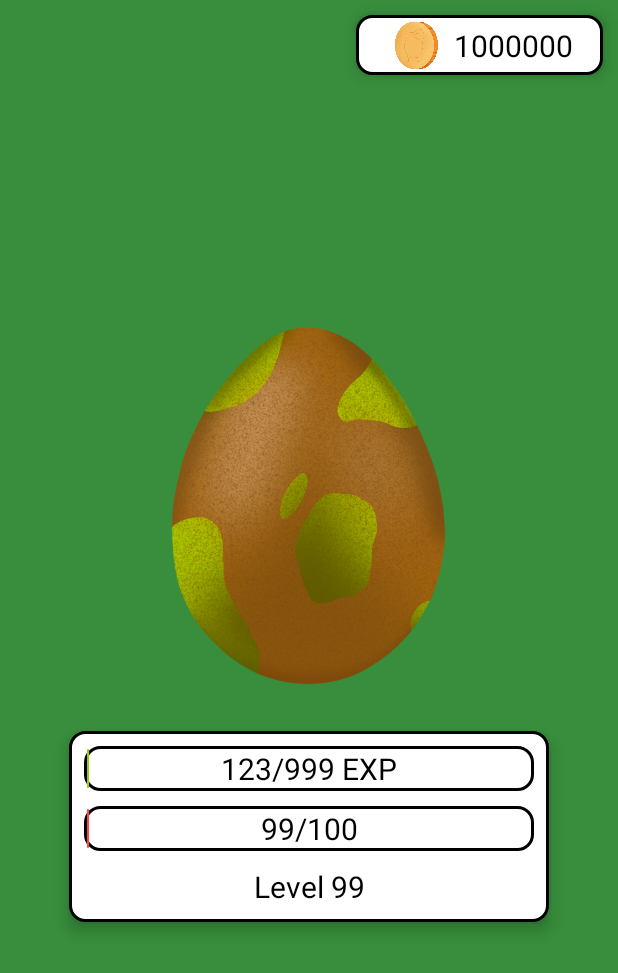
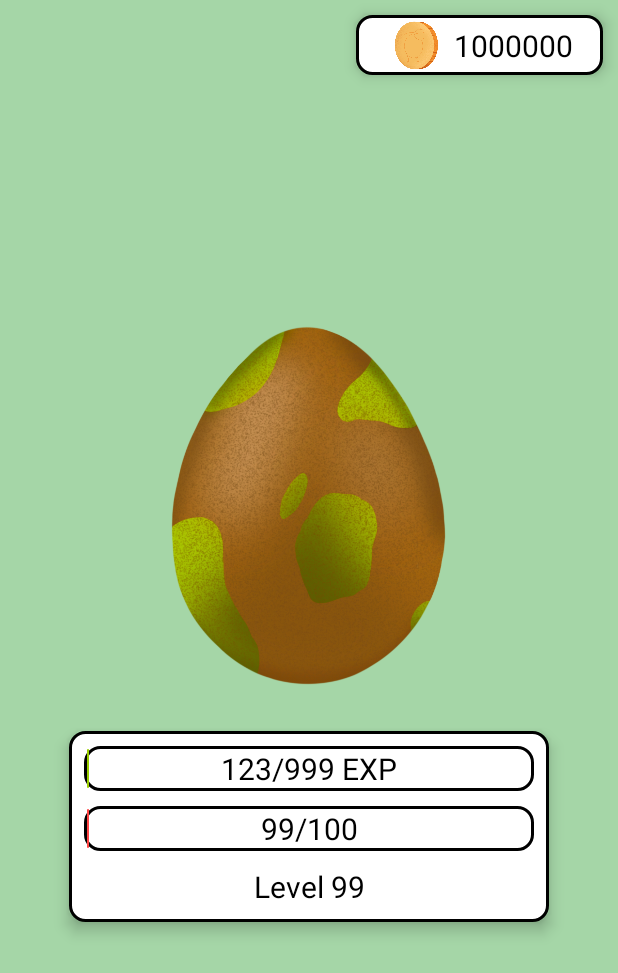
Before and after one commit to Matensz/green-kiwi, an Android app: the layout fragment_home.xml on its own in the app's theme, with its tools: preview values and no code run, on a phone screen of 412 x 824 dp. Shown: the top 973 px of the screen. Run offline under Robolectric (Android 15) with nearby library versions, the phone set to English and light mode, and no system bars.

Commit message:
applied new style to home view, reformatted xml and added content description to image views

```diff
--- a/app/src/main/res/layout/fragment_home.xml
+++ b/app/src/main/res/layout/fragment_home.xml
@@ -4,7 +4,9 @@
     xmlns:tools="http://schemas.android.com/tools">
 
     <data>
+
         <import type="android.view.View" />
+
         <variable
             name="homeViewModel"
             type="com.szte.wmm.greenkiwi.ui.home.HomeViewModel" />
@@ -14,7 +16,7 @@
         android:id="@+id/home_parent_layout"
         android:layout_width="match_parent"
         android:layout_height="match_parent"
-        android:background="@color/secondaryColor"
+        android:background="@color/primaryColor"
         tools:context=".ui.home.HomeFragment">
 
         <androidx.constraintlayout.widget.ConstraintLayout
@@ -23,23 +25,24 @@
             android:layout_height="40dp"
             android:layout_marginTop="10dp"
             android:layout_marginEnd="10dp"
+            android:background="@drawable/sticker_background"
+            android:elevation="6dp"
             android:paddingStart="10dp"
             android:paddingEnd="10dp"
-            android:background="@drawable/sticker_background"
-            app:layout_constraintTop_toTopOf="parent"
             app:layout_constraintEnd_toEndOf="parent"
-            android:elevation="6dp">
+            app:layout_constraintTop_toTopOf="parent">
 
             <ImageView
                 android:id="@+id/gold_image"
                 android:layout_width="55dp"
                 android:layout_height="55dp"
                 android:background="@android:color/transparent"
+                android:contentDescription="@string/home_view_gold_description"
+                android:scaleType="centerInside"
                 android:src="@drawable/gold_image"
-                android:scaleType="centerInside"
-                app:layout_constraintTop_toTopOf="parent"
                 app:layout_constraintBottom_toBottomOf="parent"
                 app:layout_constraintEnd_toStartOf="@id/player_gold_text"
+                app:layout_constraintTop_toTopOf="parent"
                 tools:src="@drawable/gold_image" />
 
             <TextView
@@ -48,10 +51,11 @@
                 android:layout_height="wrap_content"
                 android:layout_margin="10dp"
                 android:textAlignment="center"
+                android:textColor="@color/textColorOnStickerBackground"
                 android:textSize="20sp"
+                app:layout_constraintBottom_toBottomOf="parent"
+                app:layout_constraintEnd_toEndOf="parent"
                 app:layout_constraintTop_toTopOf="parent"
-                app:layout_constraintEnd_toEndOf="parent"
-                app:layout_constraintBottom_toBottomOf="parent"
                 tools:text="1000000" />
 
         </androidx.constraintlayout.widget.ConstraintLayout>
@@ -64,8 +68,8 @@
             android:textAlignment="center"
             android:textSize="20sp"
             android:visibility="invisible"
+            app:layout_constraintEnd_toEndOf="parent"
             app:layout_constraintStart_toStartOf="parent"
-            app:layout_constraintEnd_toEndOf="parent"
             app:layout_constraintTop_toTopOf="parent"
             tools:text="Your kiwi, Momo loves you!" />
 
@@ -74,27 +78,26 @@
             android:layout_width="wrap_content"
             android:layout_height="wrap_content"
             android:layout_marginTop="80dp"
+            android:autofillHints="textPersonName"
             android:ems="10"
-            android:autofillHints="textPersonName"
             android:hint="@string/pet_nickname_hint"
             android:inputType="textPersonName"
             android:textAlignment="center"
             android:textSize="20sp"
             android:visibility="gone"
+            app:layout_constraintEnd_toEndOf="parent"
             app:layout_constraintStart_toStartOf="parent"
-            app:layout_constraintEnd_toEndOf="parent"
             app:layout_constraintTop_toTopOf="parent" />
 
         <Button
             android:id="@+id/pet_nickname_button"
-            style="@style/Widget.AppCompat.Button.Colored"
             android:layout_width="wrap_content"
             android:layout_height="wrap_content"
             android:layout_gravity="center_horizontal"
             android:text="@string/pet_nickname_button_text"
             android:visibility="gone"
+            app:layout_constraintEnd_toEndOf="parent"
             app:layout_constraintStart_toStartOf="parent"
-            app:layout_constraintEnd_toEndOf="parent"
             app:layout_constraintTop_toBottomOf="@id/pet_nickname_edit" />
 
         <ImageView
@@ -103,22 +106,23 @@
             android:layout_height="300dp"
             android:layout_marginTop="80dp"
             android:background="@android:color/transparent"
+            android:contentDescription="@string/home_view_pet_description"
             android:src="@drawable/egg"
-            app:layout_constraintTop_toBottomOf="@id/pet_nickname_text"
             app:layout_constraintEnd_toEndOf="parent"
             app:layout_constraintStart_toStartOf="parent"
+            app:layout_constraintTop_toBottomOf="@id/pet_nickname_text"
             tools:src="@drawable/egg" />
 
         <androidx.constraintlayout.widget.ConstraintLayout
             android:id="@+id/stat_layout"
             android:layout_width="wrap_content"
             android:layout_height="wrap_content"
+            android:background="@drawable/sticker_background"
+            android:elevation="6dp"
             android:padding="10dp"
-            app:layout_constraintTop_toBottomOf="@id/pet_image"
+            app:layout_constraintEnd_toEndOf="parent"
             app:layout_constraintStart_toStartOf="parent"
-            app:layout_constraintEnd_toEndOf="parent"
-            android:background="@drawable/sticker_background"
-            android:elevation="6dp">
+            app:layout_constraintTop_toBottomOf="@id/pet_image">
 
             <View
                 android:id="@+id/empty_exp_bar"
@@ -145,11 +149,12 @@
                 android:layout_height="wrap_content"
                 android:layout_margin="10dp"
                 android:textAlignment="center"
+                android:textColor="@color/textColorOnStickerBackground"
                 android:textSize="20sp"
+                app:layout_constraintBottom_toBottomOf="@id/empty_exp_bar"
+                app:layout_constraintEnd_toEndOf="@id/empty_exp_bar"
                 app:layout_constraintStart_toStartOf="@id/empty_exp_bar"
-                app:layout_constraintEnd_toEndOf="@id/empty_exp_bar"
                 app:layout_constraintTop_toTopOf="@id/empty_exp_bar"
-                app:layout_constraintBottom_toBottomOf="@id/empty_exp_bar"
                 tools:text="123/999 EXP" />
 
             <View
@@ -180,11 +185,12 @@
                 android:layout_height="wrap_content"
                 android:layout_margin="10dp"
                 android:textAlignment="center"
+                android:textColor="@color/textColorOnStickerBackground"
                 android:textSize="20sp"
+                app:layout_constraintBottom_toBottomOf="@id/empty_hunger_bar"
+                app:layout_constraintEnd_toEndOf="@id/empty_hunger_bar"
                 app:layout_constraintStart_toStartOf="@id/empty_hunger_bar"
-                app:layout_constraintEnd_toEndOf="@id/empty_hunger_bar"
                 app:layout_constraintTop_toTopOf="@id/empty_hunger_bar"
-                app:layout_constraintBottom_toBottomOf="@id/empty_hunger_bar"
                 tools:text="99/100" />
 
             <TextView
@@ -193,9 +199,10 @@
                 android:layout_height="wrap_content"
                 android:layout_marginTop="10dp"
                 android:textAlignment="center"
+                android:textColor="@color/textColorOnStickerBackground"
                 android:textSize="20sp"
+                app:layout_constraintEnd_toEndOf="parent"
                 app:layout_constraintStart_toStartOf="parent"
-                app:layout_constraintEnd_toEndOf="parent"
                 app:layout_constraintTop_toBottomOf="@id/empty_hunger_bar"
                 tools:text="Level 99" />
 
@@ -203,14 +210,13 @@
 
         <Button
             android:id="@+id/feed_pet_button"
-            style="@style/Widget.AppCompat.Button.Colored"
             android:layout_width="wrap_content"
             android:layout_height="wrap_content"
             android:layout_gravity="center_horizontal"
             android:text="@string/feed_pet_button_text"
             android:visibility="gone"
+            app:layout_constraintEnd_toEndOf="parent"
             app:layout_constraintStart_toStartOf="parent"
-            app:layout_constraintEnd_toEndOf="parent"
             app:layout_constraintTop_toBottomOf="@id/stat_layout" />
 
     </androidx.constraintlayout.widget.ConstraintLayout>
--- a/app/src/main/res/values/strings.xml
+++ b/app/src/main/res/values/strings.xml
@@ -89,4 +89,8 @@
     <string name="shop_item_dialog_message_buy">Do you want to buy this %s for %d gold?</string>
     <string name="shop_item_dialog_message_buy_not_enough_gold">You don\'t have enough gold (%d) to buy this %s, check out the activities first and earn some more!</string>
     <string name="shop_item_dialog_message_use">Do you want to set this %s as the current one?</string>
+
+    <!--Accessibility-->
+    <string name="home_view_gold_description">Image of a gold coin</string>
+    <string name="home_view_pet_description">Image of your pet kiwi</string>
 </resources>
```
Also changed, not shown: 1 other file.
